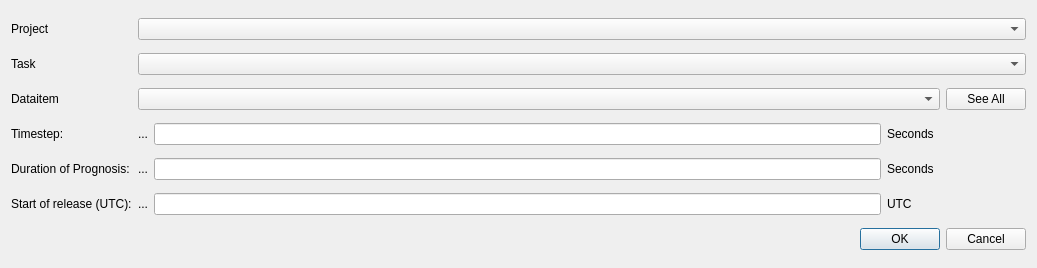
rduivenvoorde/jrodos, file ui/jrodos_dialog_base.ui: the form before one commit.
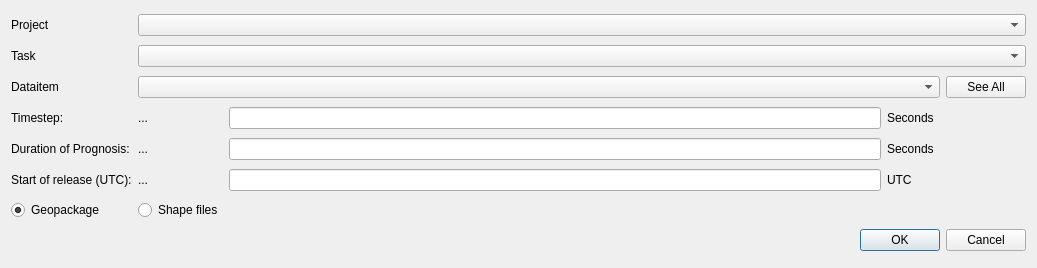
The form after the commit.

Commit message: Use of projectid in measurements wfs, and geopackage in jrodos

The edit to the form file:
```diff
--- a/ui/jrodos_dialog_base.ui
+++ b/ui/jrodos_dialog_base.ui
@@ -194,7 +194,20 @@
      </property>
     </spacer>
    </item>
-   <item row="6" column="0" colspan="6">
+   <item row="4" column="4" colspan="2">
+    <spacer name="horizontalSpacer_2">
+     <property name="orientation">
+      <enum>Qt::Horizontal</enum>
+     </property>
+     <property name="sizeHint" stdset="0">
+      <size>
+       <width>40</width>
+       <height>20</height>
+      </size>
+     </property>
+    </spacer>
+   </item>
+   <item row="8" column="0" colspan="6">
     <widget class="QDialogButtonBox" name="button_box">
      <property name="orientation">
       <enum>Qt::Horizontal</enum>
@@ -204,6 +217,26 @@
      </property>
     </widget>
    </item>
+   <item row="6" column="1">
+    <widget class="QRadioButton" name="rb_shp_output">
+     <property name="text">
+      <string>Shape files</string>
+     </property>
+    </widget>
+   </item>
+   <item row="6" column="0">
+    <widget class="QRadioButton" name="rb_gpkg_output">
+     <property name="text">
+      <string>Geopackage</string>
+     </property>
+     <property name="checked">
+      <bool>true</bool>
+     </property>
+     <property name="autoExclusive">
+      <bool>true</bool>
+     </property>
+    </widget>
+   </item>
   </layout>
  </widget>
  <resources/>
```
Left out of the diff: 145 changed lines with no effect on the pictures. The commit also changes 3 other files.
